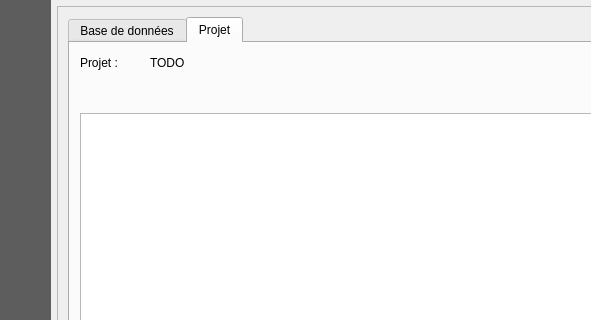
Qt form tellae/dialogs/main_window.ui (tellae/qgis-tellae-plugin) before a commit; both pictures show x 102 to 693 and y 0 to 320 of the 990 by 849 pixel window.
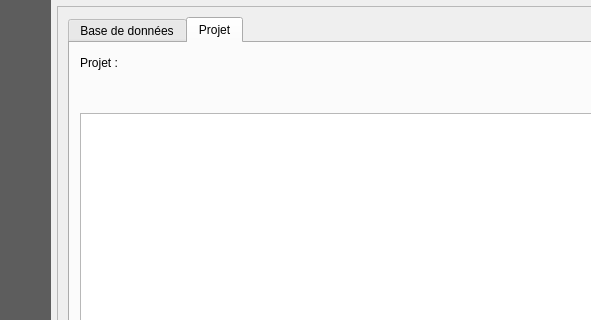
The same form after that commit. The open tabs and pages were chosen to show the change. Custom widgets are drawn as their Qt base class.

Diff of the .ui file:
```diff
--- a/tellae/dialogs/main_window.ui
+++ b/tellae/dialogs/main_window.ui
@@ -286,7 +286,7 @@
                    <rect>
                     <x>10</x>
                     <y>10</y>
-                    <width>61</width>
+                    <width>431</width>
                     <height>19</height>
                    </rect>
                   </property>
@@ -294,19 +294,6 @@
                    <string>Projet :</string>
                   </property>
                  </widget>
-                 <widget class="QLabel" name="label_3">
-                  <property name="geometry">
-                   <rect>
-                    <x>80</x>
-                    <y>10</y>
-                    <width>61</width>
-                    <height>19</height>
-                   </rect>
-                  </property>
-                  <property name="text">
-                   <string>TODO</string>
-                  </property>
-                 </widget>
                 </widget>
                </widget>
               </item>
```
Left out of the diff: 4 changed lines with no effect on the pictures.
